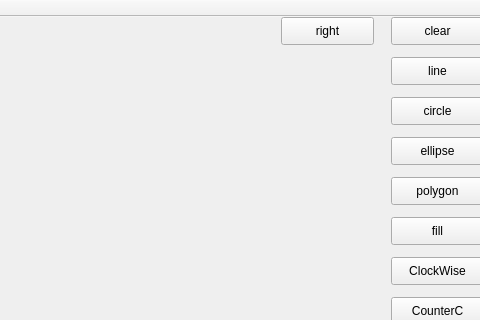
The window that mainwindow.ui (JiaweiLing/CGLab) describes before a commit, drawn with Qt 5; both pictures show x 339 to 819 and y 0 to 320 of the 819 by 497 pixel window.
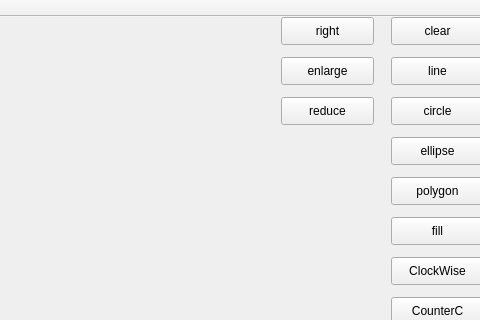
The same window after the commit.

Patch:
```diff
--- a/mainwindow.ui
+++ b/mainwindow.ui
@@ -170,6 +170,32 @@
      <string>right</string>
     </property>
    </widget>
+   <widget class="QPushButton" name="pushButton_13">
+    <property name="geometry">
+     <rect>
+      <x>620</x>
+      <y>40</y>
+      <width>93</width>
+      <height>28</height>
+     </rect>
+    </property>
+    <property name="text">
+     <string>enlarge</string>
+    </property>
+   </widget>
+   <widget class="QPushButton" name="pushButton_14">
+    <property name="geometry">
+     <rect>
+      <x>620</x>
+      <y>80</y>
+      <width>93</width>
+      <height>28</height>
+     </rect>
+    </property>
+    <property name="text">
+     <string>reduce</string>
+    </property>
+   </widget>
   </widget>
   <widget class="QMenuBar" name="menuBar">
    <property name="geometry">
```
